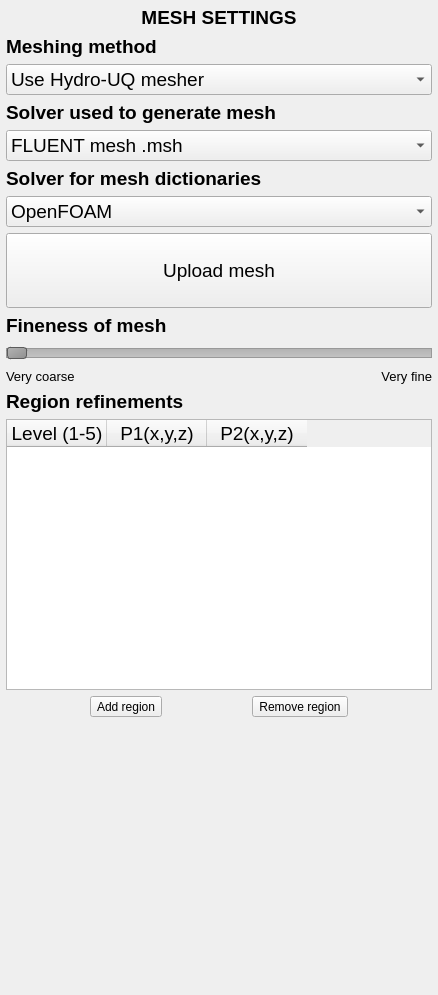
The window that EVENTS/GeoClawOpenFOAM/meshing.ui (NHERI-SimCenter/HydroUQ) describes before a commit, drawn with Qt 5.
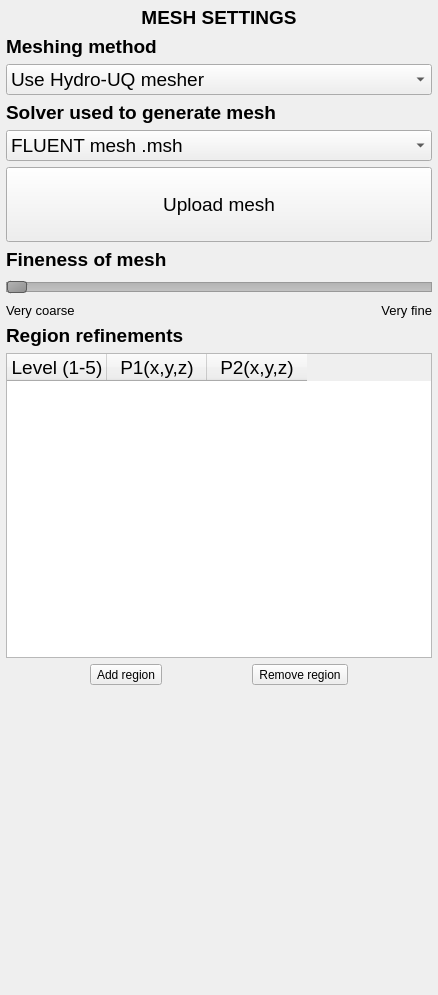
The same window after the commit.

Commit message: Meshing checked and updated: Changes needed in refinement

Diff of the .ui file:
```diff
--- a/EVENTS/GeoClawOpenFOAM/meshing.ui
+++ b/EVENTS/GeoClawOpenFOAM/meshing.ui
@@ -150,55 +150,6 @@
      <item>
       <property name="text">
        <string>Gmsh file .msh</string>
-      </property>
-     </item>
-     <item>
-      <property name="text">
-       <string>Netgen mesh</string>
-      </property>
-     </item>
-     <item>
-      <property name="text">
-       <string>Tetgen .ele, .node and .face meshes</string>
-      </property>
-     </item>
-    </widget>
-   </item>
-   <item>
-    <widget class="QLabel" name="Lbl_MeshDict">
-     <property name="font">
-      <font>
-       <pointsize>14</pointsize>
-       <weight>75</weight>
-       <bold>true</bold>
-      </font>
-     </property>
-     <property name="text">
-      <string>&lt;html&gt;&lt;head/&gt;&lt;body&gt;&lt;p&gt;Solver for mesh dictionaries&lt;/p&gt;&lt;/body&gt;&lt;/html&gt;</string>
-     </property>
-    </widget>
-   </item>
-   <item>
-    <widget class="QComboBox" name="Cmb_MeshDict">
-     <property name="font">
-      <font>
-       <pointsize>14</pointsize>
-      </font>
-     </property>
-     <property name="toolTip">
-      <string>Select type of mesh: in-built mesing / upload mesh files</string>
-     </property>
-     <property name="toolTipDuration">
-      <number>10000</number>
-     </property>
-     <item>
-      <property name="text">
-       <string>OpenFOAM</string>
-      </property>
-     </item>
-     <item>
-      <property name="text">
-       <string>OlaFlow</string>
       </property>
      </item>
     </widget>
```
Left out of the diff: 15 changed lines with no effect on the pictures. The commit also changes 3 other files.
